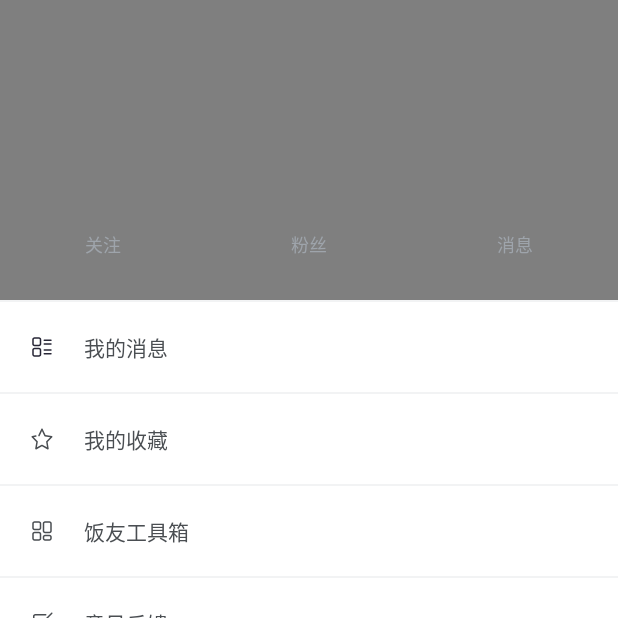
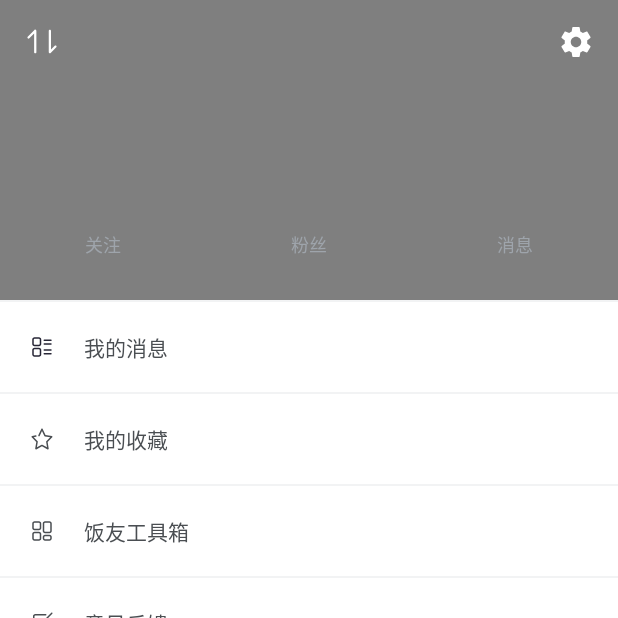
Before and after one commit to mingyong/Sicilly, an Android app: the fragment UserFragment placed in its activity, on a phone screen of 412 x 824 dp, the top half of it. Run offline under Robolectric (Android 15) with nearby library versions, the phone set to English and light mode, and no system bars; our stand-ins replace ButterKnife, CircleImageView; libraries missing offline, so code that uses them is left out: com.flyco.tablayout, rx.android.schedulers, rx.functions, rx.schedulers; plain views replace CommonTabLayout; pictures from the network do not load; 6 statements that could not run were skipped.

Commit message:
首页布局修改

```diff
--- a/app/src/main/java/xyz/shaohui/sicilly/views/activities/IndexActivity.java
+++ b/app/src/main/java/xyz/shaohui/sicilly/views/activities/IndexActivity.java
@@ -4,6 +4,7 @@ import android.os.Bundle;
 import android.support.v4.app.Fragment;
 import android.support.v4.app.FragmentManager;
 import android.support.v4.app.FragmentTransaction;
+import android.util.Log;
 
 import com.flyco.tablayout.CommonTabLayout;
 import com.flyco.tablayout.listener.CustomTabEntity;
@@ -13,9 +14,11 @@ import java.text.SimpleDateFormat;
 import java.util.ArrayList;
 import java.util.Date;
 import java.util.List;
+import java.util.Locale;
 
 import butterknife.BindView;
 import butterknife.ButterKnife;
+import me.shaohui.sicillylib.utils.ToastUtils;
 import xyz.shaohui.sicilly.R;
 import xyz.shaohui.sicilly.views.fragments.IndexFragment;
 import xyz.shaohui.sicilly.views.fragments.MessageFragment;
@@ -59,10 +62,10 @@ public class IndexActivity extends BaseActivity {
 
         ArrayList<Fragment> fragments = new ArrayList<>();
         fragments.add(new IndexFragment());
-        fragments.add(new IndexFragment());
-        fragments.add(new IndexFragment());
-//        fragments.add(new MessageFragment());
-//        fragments.add(new UserFragment());
+//        fragments.add(new IndexFragment());
+//        fragments.add(new IndexFragment());
+        fragments.add(new MessageFragment());
+        fragments.add(new UserFragment());
 
         bottomTab.setTabData(tabData, this, R.id.main_frame, fragments);
     }
@@ -70,7 +73,8 @@ public class IndexActivity extends BaseActivity {
     private void text() {
         String time = "Sun Aug 21 13:09:03 +0000 2016";
         try {
-            Date date = new SimpleDateFormat("EEE MMM dd HH:mm:ss Z yyyy").parse(time);
+            Date date = new SimpleDateFormat("EE MMM dd HH:mm:ss Z yyyy", Locale.ENGLISH).parse(time);
+            ToastUtils.showToast(this, date.toString());
         } catch (ParseException e) {
             e.printStackTrace();
         }
--- a/app/src/main/java/xyz/shaohui/sicilly/views/fragments/UserFragment.java
+++ b/app/src/main/java/xyz/shaohui/sicilly/views/fragments/UserFragment.java
@@ -92,7 +92,7 @@ public class UserFragment extends BaseFragment {
                 .load(user.getProfile_image_url_large())
                 .into(avatar);
         Glide.with(getActivity())
-                .load(user.getProfile_image_url())
+                .load(user.getProfile_background_image_url())
                 .into(userBackground);
 
     }
--- a/app/src/main/res/layout/fragment_index.xml
+++ b/app/src/main/res/layout/fragment_index.xml
@@ -31,7 +31,8 @@
                 android:id="@+id/img_icon"
                 android:layout_width="wrap_content"
                 android:layout_height="wrap_content"
-                android:layout_centerHorizontal="true"/>
+                android:layout_centerHorizontal="true"
+                android:src="@mipmap/img_logo"/>
             <ImageButton
                 android:id="@+id/btn_search"
                 android:layout_width="wrap_content"
--- a/app/src/main/res/layout/fragment_user.xml
+++ b/app/src/main/res/layout/fragment_user.xml
@@ -6,23 +6,6 @@
     android:layout_height="match_parent"
     tools:context="xyz.shaohui.sicilly.views.fragments.UserFragment">
 
-    <ImageButton
-        android:id="@+id/btn_switch"
-        android:layout_width="wrap_content"
-        android:layout_height="wrap_content"
-        android:layout_marginTop="@dimen/spacing_normal"
-        android:layout_marginLeft="@dimen/spacing_normal"
-        android:background="@null"
-        app:srcCompat="@drawable/ic_switch"/>
-    <ImageButton
-        android:id="@+id/btn_setting"
-        android:layout_width="wrap_content"
-        android:layout_height="wrap_content"
-        android:layout_alignParentRight="true"
-        android:layout_marginTop="@dimen/spacing_normal"
-        android:layout_marginRight="@dimen/spacing_normal"
-        android:background="@null"
-        app:srcCompat="@drawable/ic_setting"/>
     <ScrollView
         android:layout_width="match_parent"
         android:layout_height="match_parent"
@@ -114,4 +97,22 @@
         </LinearLayout>
     </ScrollView>
 
+    <ImageButton
+        android:id="@+id/btn_switch"
+        android:layout_width="wrap_content"
+        android:layout_height="wrap_content"
+        android:paddingTop="@dimen/spacing_normal"
+        android:paddingLeft="@dimen/spacing_normal"
+        android:background="@null"
+        app:srcCompat="@drawable/ic_switch"/>
+    <ImageButton
+        android:id="@+id/btn_setting"
+        android:layout_width="wrap_content"
+        android:layout_height="wrap_content"
+        android:layout_alignParentRight="true"
+        android:paddingTop="@dimen/spacing_normal"
+        android:paddingRight="@dimen/spacing_normal"
+        android:background="@null"
+        app:srcCompat="@drawable/ic_setting"/>
+
 </RelativeLayout>
--- a/app/src/main/res/layout/view_user_header.xml
+++ b/app/src/main/res/layout/view_user_header.xml
@@ -9,7 +9,8 @@
     <ImageView
         android:id="@+id/user_bg"
         android:layout_width="match_parent"
-        android:layout_height="match_parent" />
+        android:layout_height="match_parent"
+        android:scaleType="centerCrop"/>
     <FrameLayout
         android:layout_width="match_parent"
         android:layout_height="match_parent"
@@ -18,6 +19,7 @@
         android:id="@+id/user_avatar"
         android:layout_width="50dp"
         android:layout_height="50dp"
+        android:layout_centerHorizontal="true"
         android:layout_marginTop="30dp"
         app:civ_border_color="@color/white"
         app:civ_border_width="2dp"/>
--- a/app/src/main/res/values/strings.xml
+++ b/app/src/main/res/values/strings.xml
@@ -27,6 +27,7 @@
     <string name="user_feedback">意见反馈</string>
 
     // message
+    <string name="message_title">消息盒子</string>
     <string name="friend_request">好友请求</string>
 
     // userActivity
```
Also changed, not shown: app/src/main/java/xyz/shaohui/sicilly/views/fragments/MessageFragment.java (+12 -16 lines), app/src/main/res/layout/fragment_message.xml (+27 -1 lines), 1 other file.
